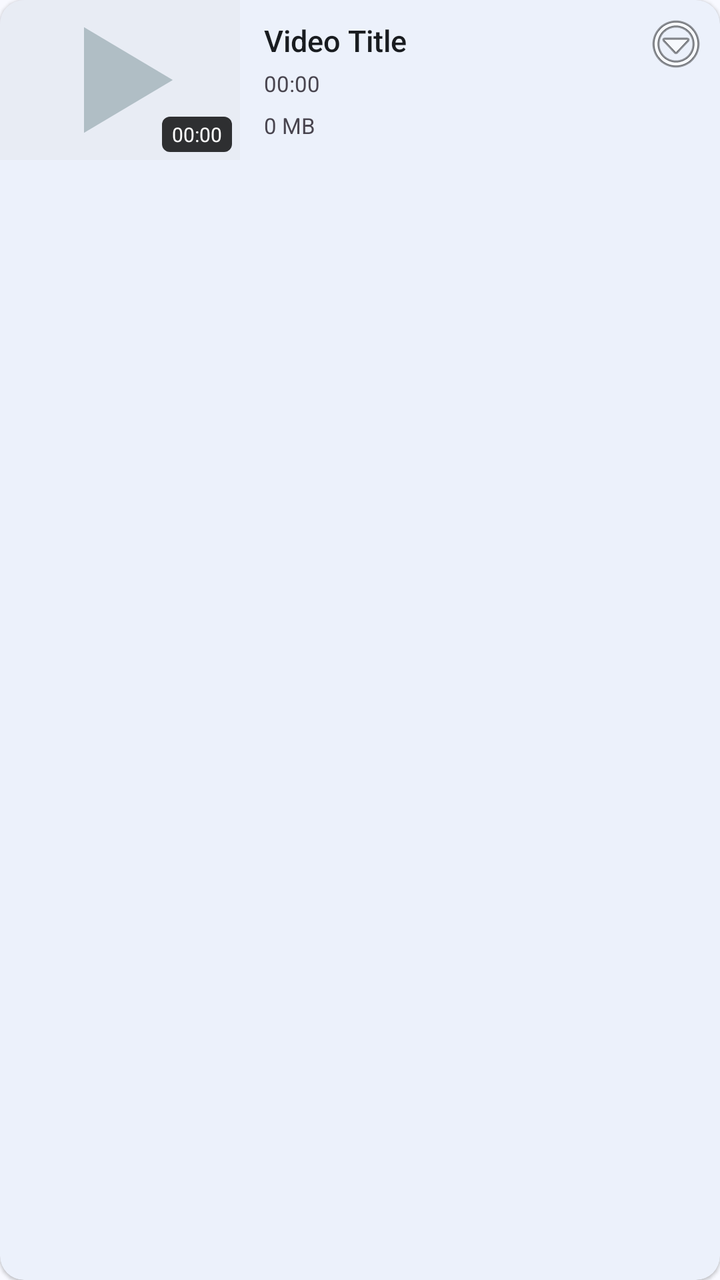
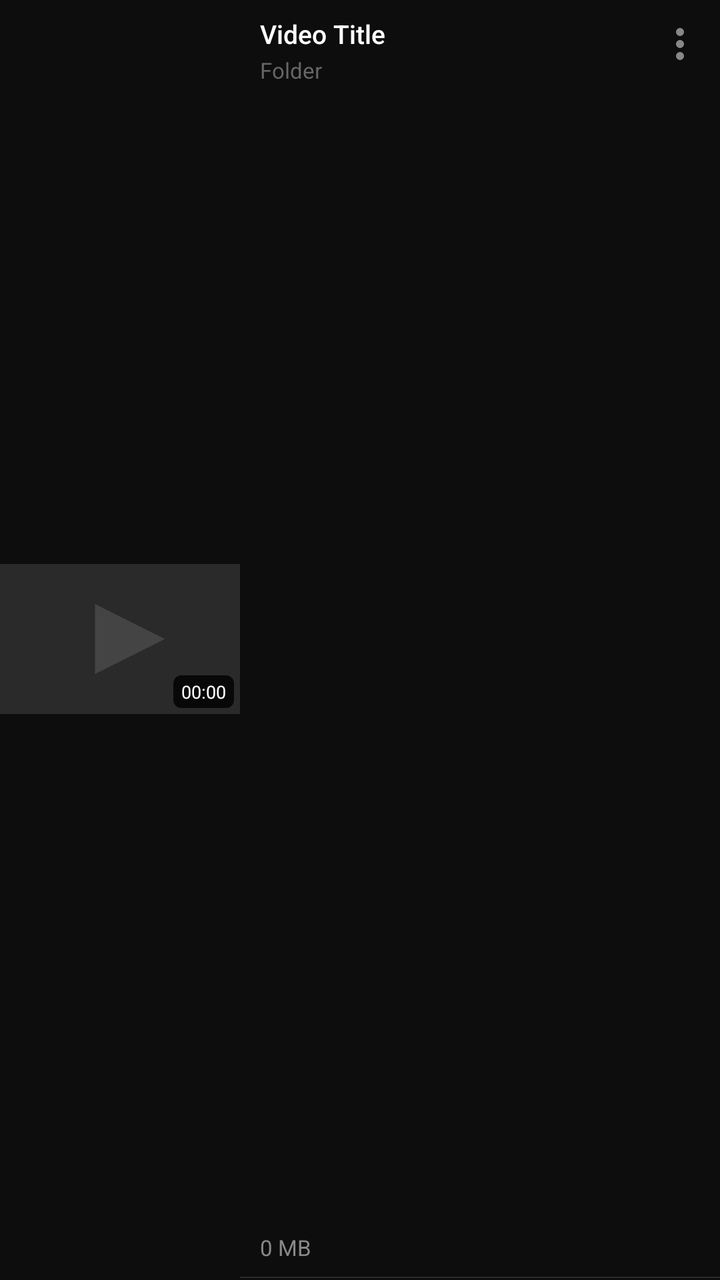

Screens rendered from an Android XML layout before and after an edit, with the pre-edit source and the edit as a unified diff.
<!-- AndroidManifest.xml: application theme Theme.VidViewer -->
<!-- res/layout/item_video_list.xml -->
<?xml version="1.0" encoding="utf-8"?>
<com.google.android.material.card.MaterialCardView
    xmlns:android="http://schemas.android.com/apk/res/android"
    xmlns:app="http://schemas.android.com/apk/res-auto"
    android:layout_width="match_parent"
    android:layout_height="wrap_content"
    android:layout_marginHorizontal="8dp"
    android:layout_marginVertical="4dp"
    app:cardCornerRadius="12dp"
    app:cardElevation="1dp"
    app:strokeWidth="0dp">

    <androidx.constraintlayout.widget.ConstraintLayout
        android:layout_width="match_parent"
        android:layout_height="wrap_content"
        android:minHeight="@dimen/thumbnail_height_list">

        
        <ImageView
            android:id="@+id/iv_thumbnail"
            android:layout_width="120dp"
            android:layout_height="@dimen/thumbnail_height_list"
            android:scaleType="centerCrop"
            android:src="@drawable/ic_video_placeholder"
            android:background="?attr/colorSurfaceVariant"
            app:layout_constraintStart_toStartOf="parent"
            app:layout_constraintTop_toTopOf="parent"
            app:layout_constraintBottom_toBottomOf="parent" />

        
        <TextView
            android:id="@+id/tv_duration"
            android:layout_width="wrap_content"
            android:layout_height="wrap_content"
            android:text="00:00"
            android:textSize="10sp"
            android:textColor="#FFFFFF"
            android:background="@drawable/bg_duration_badge"
            android:paddingHorizontal="5dp"
            android:paddingVertical="2dp"
            android:layout_marginEnd="4dp"
            android:layout_marginBottom="4dp"
            app:layout_constraintEnd_toEndOf="@id/iv_thumbnail"
            app:layout_constraintBottom_toBottomOf="@id/iv_thumbnail" />

        
        <TextView
            android:id="@+id/badge_hd"
            android:layout_width="wrap_content"
            android:layout_height="wrap_content"
            android:text="HD"
            android:textSize="9sp"
            android:textColor="#FFFFFF"
            android:fontFamily="sans-serif-bold"
            android:background="@drawable/bg_hd_badge"
            android:paddingHorizontal="4dp"
            android:paddingVertical="1dp"
            android:layout_marginStart="4dp"
            android:layout_marginTop="4dp"
            android:visibility="gone"
            app:layout_constraintStart_toStartOf="@id/iv_thumbnail"
            app:layout_constraintTop_toTopOf="@id/iv_thumbnail" />

        
        <TextView
            android:id="@+id/tv_title"
            android:layout_width="0dp"
            android:layout_height="wrap_content"
            android:text="Video Title"
            android:textSize="@dimen/text_title"
            android:textColor="?attr/colorOnSurface"
            android:fontFamily="sans-serif-medium"
            android:maxLines="2"
            android:ellipsize="end"
            android:layout_marginStart="12dp"
            android:layout_marginEnd="8dp"
            android:layout_marginTop="10dp"
            app:layout_constraintTop_toTopOf="parent"
            app:layout_constraintStart_toEndOf="@id/iv_thumbnail"
            app:layout_constraintEnd_toEndOf="parent" />

        
        <TextView
            android:id="@+id/tv_duration_text"
            android:layout_width="wrap_content"
            android:layout_height="wrap_content"
            android:text="00:00"
            android:textSize="@dimen/text_caption"
            android:textColor="?attr/colorOnSurfaceVariant"
            android:layout_marginStart="12dp"
            android:layout_marginTop="4dp"
            app:layout_constraintTop_toBottomOf="@id/tv_title"
            app:layout_constraintStart_toEndOf="@id/iv_thumbnail" />

        
        <TextView
            android:id="@+id/tv_size"
            android:layout_width="wrap_content"
            android:layout_height="wrap_content"
            android:text="0 MB"
            android:textSize="@dimen/text_caption"
            android:textColor="?attr/colorOnSurfaceVariant"
            android:layout_marginStart="12dp"
            android:layout_marginBottom="10dp"
            app:layout_constraintBottom_toBottomOf="parent"
            app:layout_constraintStart_toEndOf="@id/iv_thumbnail" />

        
        <ImageView
            android:id="@+id/iv_favorite"
            android:layout_width="18dp"
            android:layout_height="18dp"
            android:src="@android:drawable/btn_star_big_on"
            android:tint="@color/md_theme_primary"
            android:layout_marginEnd="12dp"
            android:layout_marginBottom="10dp"
            android:visibility="gone"
            app:layout_constraintEnd_toEndOf="parent"
            app:layout_constraintBottom_toBottomOf="parent" />

        
        <ImageButton
            android:layout_width="36dp"
            android:layout_height="36dp"
            android:src="@android:drawable/ic_menu_more"
            android:background="?attr/selectableItemBackgroundBorderless"
            android:layout_marginEnd="4dp"
            android:layout_marginTop="4dp"
            app:layout_constraintEnd_toEndOf="parent"
            app:layout_constraintTop_toTopOf="parent" />

    </androidx.constraintlayout.widget.ConstraintLayout>

</com.google.android.material.card.MaterialCardView>
<!-- resources referenced by this layout -->
<resources>
  <color name="md_theme_primary">#1565C0</color>
  <dimen name="text_caption">11sp</dimen>
  <dimen name="text_title">15sp</dimen>
  <dimen name="thumbnail_height_list">80dp</dimen>
  <!-- drawable bg_duration_badge (drawable) -->
  <?xml version="1.0" encoding="utf-8"?>
  <shape xmlns:android="http://schemas.android.com/apk/res/android"
      android:shape="rectangle">
      <solid android:color="#CC000000" />
      <corners android:radius="4dp" />
  </shape>
  <!-- drawable bg_hd_badge (drawable) -->
  <?xml version="1.0" encoding="utf-8"?>
  <shape xmlns:android="http://schemas.android.com/apk/res/android"
      android:shape="rectangle">
      <solid android:color="@color/hd_badge_bg" />
      <corners android:radius="3dp" />
  </shape>
  <!-- drawable ic_video_placeholder (drawable) -->
  <?xml version="1.0" encoding="utf-8"?>
  <vector xmlns:android="http://schemas.android.com/apk/res/android"
      android:width="100dp"
      android:height="100dp"
      android:viewportWidth="100"
      android:viewportHeight="100">
  
      
      <path
          android:fillColor="#E8ECF4"
          android:pathData="M0,0 L100,0 L100,100 L0,100 Z" />
  
      
      <path
          android:fillColor="#B0BEC5"
          android:pathData="M35,28 L35,72 L72,50 Z" />
  
  </vector>
  <style name="Theme.VidViewer" parent="Theme.Material3.Light.NoActionBar">
          <item name="colorPrimary">@color/md_theme_primary</item>
          <item name="colorOnPrimary">@color/md_theme_on_primary</item>
          <item name="colorPrimaryContainer">@color/md_theme_primary_container</item>
          <item name="colorOnPrimaryContainer">@color/md_theme_on_primary_container</item>
          <item name="colorSecondary">@color/md_theme_secondary</item>
          <item name="colorOnSecondary">@color/md_theme_on_secondary</item>
          <item name="colorTertiary">@color/md_theme_tertiary</item>
          <item name="colorSurface">@color/md_theme_surface</item>
          <item name="colorOnSurface">@color/md_theme_on_surface</item>
          <item name="android:colorBackground">@color/md_theme_background</item>
          <item name="colorError">@color/md_theme_error</item>
          <item name="android:statusBarColor">?attr/colorSurface</item>
          <item name="android:navigationBarColor">?attr/colorSurface</item>
          <item name="android:windowLightStatusBar">true</item>
      </style>
  <color name="hd_badge_bg">#CC1565C0</color>
  <color name="md_theme_on_primary">#FFFFFF</color>
  <color name="md_theme_primary_container">#D4E3FF</color>
  <color name="md_theme_on_primary_container">#001C3B</color>
  <color name="md_theme_secondary">#545F71</color>
  <color name="md_theme_on_secondary">#FFFFFF</color>
  <color name="md_theme_tertiary">#6E5676</color>
  <color name="md_theme_surface">#F8F9FF</color>
  <color name="md_theme_on_surface">#191C20</color>
  <color name="md_theme_background">#F8F9FF</color>
  <color name="md_theme_error">#B3261E</color>
</resources>

<!-- the commit's change to res/layout/item_video_list.xml (unified diff, before → after) -->
@@ -1,134 +1,159 @@
 <?xml version="1.0" encoding="utf-8"?>
-<com.google.android.material.card.MaterialCardView
+<androidx.constraintlayout.widget.ConstraintLayout
     xmlns:android="http://schemas.android.com/apk/res/android"
     xmlns:app="http://schemas.android.com/apk/res-auto"
     android:layout_width="match_parent"
     android:layout_height="wrap_content"
-    android:layout_marginHorizontal="8dp"
-    android:layout_marginVertical="4dp"
-    app:cardCornerRadius="12dp"
-    app:cardElevation="1dp"
-    app:strokeWidth="0dp">
+    android:background="@color/bg_dark"
+    android:paddingBottom="1dp">
 
-    <androidx.constraintlayout.widget.ConstraintLayout
-        android:layout_width="match_parent"
+    
+    <View
+        android:id="@+id/divider"
+        android:layout_width="0dp"
+        android:layout_height="0.5dp"
+        android:background="@color/divider"
+        app:layout_constraintBottom_toBottomOf="parent"
+        app:layout_constraintEnd_toEndOf="parent"
+        app:layout_constraintStart_toEndOf="@id/iv_thumbnail" />
+
+    
+    <ImageView
+        android:id="@+id/iv_thumbnail"
+        android:layout_width="120dp"
+        android:layout_height="75dp"
+        android:scaleType="centerCrop"
+        android:src="@drawable/ic_video_placeholder"
+        android:background="@color/bg_surface_variant"
+        app:layout_constraintStart_toStartOf="parent"
+        app:layout_constraintTop_toTopOf="parent"
+        app:layout_constraintBottom_toBottomOf="parent" />
+
+    
+    <TextView
+        android:id="@+id/tv_duration"
+        android:layout_width="wrap_content"
         android:layout_height="wrap_content"
-        android:minHeight="@dimen/thumbnail_height_list">
+        android:text="00:00"
+        android:textSize="9sp"
+        android:textColor="#FFFFFF"
+        android:background="@drawable/bg_duration_badge"
+        android:paddingHorizontal="4dp"
+        android:paddingVertical="2dp"
+        android:layout_marginEnd="3dp"
+        android:layout_marginBottom="3dp"
+        app:layout_constraintEnd_toEndOf="@id/iv_thumbnail"
+        app:layout_constraintBottom_toBottomOf="@id/iv_thumbnail" />
 
-        
-        <ImageView
-            android:id="@+id/iv_thumbnail"
-            android:layout_width="120dp"
-            android:layout_height="@dimen/thumbnail_height_list"
-            android:scaleType="centerCrop"
-            android:src="@drawable/ic_video_placeholder"
-            android:background="?attr/colorSurfaceVariant"
-            app:layout_constraintStart_toStartOf="parent"
-            app:layout_constraintTop_toTopOf="parent"
-            app:layout_constraintBottom_toBottomOf="parent" />
+    
+    <TextView
+        android:id="@+id/badge_hd"
+        android:layout_width="wrap_content"
+        android:layout_height="wrap_content"
+        android:text="HD"
+        android:textSize="8sp"
+        android:textColor="#FFFFFF"
+        android:fontFamily="sans-serif-bold"
+        android:background="@drawable/bg_hd_badge"
+        android:paddingHorizontal="4dp"
+        android:paddingVertical="1dp"
+        android:layout_marginStart="3dp"
+        android:layout_marginTop="3dp"
+        android:visibility="gone"
+        app:layout_constraintStart_toStartOf="@id/iv_thumbnail"
+        app:layout_constraintTop_toTopOf="@id/iv_thumbnail" />
 
-        
-        <TextView
-            android:id="@+id/tv_duration"
-            android:layout_width="wrap_content"
-            android:layout_height="wrap_content"
-            android:text="00:00"
-            android:textSize="10sp"
-            android:textColor="#FFFFFF"
-            android:background="@drawable/bg_duration_badge"
-            android:paddingHorizontal="5dp"
-            android:paddingVertical="2dp"
-            android:layout_marginEnd="4dp"
-            android:layout_marginBottom="4dp"
-            app:layout_constraintEnd_toEndOf="@id/iv_thumbnail"
-            app:layout_constraintBottom_toBottomOf="@id/iv_thumbnail" />
+    
+    <TextView
+        android:id="@+id/tv_title"
+        android:layout_width="0dp"
+        android:layout_height="wrap_content"
+        android:text="Video Title"
+        android:textSize="13sp"
+        android:textColor="@color/text_primary"
+        android:fontFamily="sans-serif-medium"
+        android:maxLines="2"
+        android:ellipsize="end"
+        android:layout_marginStart="10dp"
+        android:layout_marginEnd="4dp"
+        android:layout_marginTop="8dp"
+        app:layout_constraintTop_toTopOf="parent"
+        app:layout_constraintStart_toEndOf="@id/iv_thumbnail"
+        app:layout_constraintEnd_toStartOf="@id/btn_more" />
 
-        
-        <TextView
-            android:id="@+id/badge_hd"
-            android:layout_width="wrap_content"
-            android:layout_height="wrap_content"
-            android:text="HD"
-            android:textSize="9sp"
-            android:textColor="#FFFFFF"
-            android:fontFamily="sans-serif-bold"
-            android:background="@drawable/bg_hd_badge"
-            android:paddingHorizontal="4dp"
-            android:paddingVertical="1dp"
-            android:layout_marginStart="4dp"
-            android:layout_marginTop="4dp"
-            android:visibility="gone"
-            app:layout_constraintStart_toStartOf="@id/iv_thumbnail"
-            app:layout_constraintTop_toTopOf="@id/iv_thumbnail" />
+    
+    <TextView
+        android:id="@+id/tv_folder"
+        android:layout_width="0dp"
+        android:layout_height="wrap_content"
+        android:text="Folder"
+        android:textSize="11sp"
+        android:textColor="@color/text_tertiary"
+        android:maxLines="1"
+        android:ellipsize="end"
+        android:layout_marginStart="10dp"
+        android:layout_marginTop="2dp"
+        android:layout_marginEnd="4dp"
+        app:layout_constraintTop_toBottomOf="@id/tv_title"
+        app:layout_constraintStart_toEndOf="@id/iv_thumbnail"
+        app:layout_constraintEnd_toStartOf="@id/btn_more" />
 
-        
-        <TextView
-            android:id="@+id/tv_title"
-            android:layout_width="0dp"
-            android:layout_height="wrap_content"
-            android:text="Video Title"
-            android:textSize="@dimen/text_title"
-            android:textColor="?attr/colorOnSurface"
-            android:fontFamily="sans-serif-medium"
-            android:maxLines="2"
-            android:ellipsize="end"
-            android:layout_marginStart="12dp"
-            android:layout_marginEnd="8dp"
-            android:layout_marginTop="10dp"
-            app:layout_constraintTop_toTopOf="parent"
-            app:layout_constraintStart_toEndOf="@id/iv_thumbnail"
-            app:layout_constraintEnd_toEndOf="parent" />
+    
+    <TextView
+        android:id="@+id/tv_size"
+        android:layout_width="wrap_content"
+        android:layout_height="wrap_content"
+        android:text="0 MB"
+        android:textSize="11sp"
+        android:textColor="@color/text_secondary"
+        android:layout_marginStart="10dp"
+        android:layout_marginBottom="8dp"
+        app:layout_constraintBottom_toBottomOf="parent"
+        app:layout_constraintStart_toEndOf="@id/iv_thumbnail" />
 
-        
-        <TextView
-            android:id="@+id/tv_duration_text"
-            android:layout_width="wrap_content"
-            android:layout_height="wrap_content"
-            android:text="00:00"
-            android:textSize="@dimen/text_caption"
-            android:textColor="?attr/colorOnSurfaceVariant"
-            android:layout_marginStart="12dp"
-            android:layout_marginTop="4dp"
-            app:layout_constraintTop_toBottomOf="@id/tv_title"
-            app:layout_constraintStart_toEndOf="@id/iv_thumbnail" />
+    
+    <TextView
+        android:id="@+id/tv_format"
+        android:layout_width="wrap_content"
+        android:layout_height="wrap_content"
+        android:text="MP4"
+        android:textSize="9sp"
+        android:textColor="#CCFFFFFF"
+        android:fontFamily="sans-serif-bold"
+        android:background="@drawable/bg_format_badge"
+        android:paddingHorizontal="5dp"
+        android:paddingVertical="2dp"
+        android:layout_marginStart="6dp"
+        android:layout_marginBottom="8dp"
+        android:visibility="gone"
+        app:layout_constraintBottom_toBottomOf="parent"
+        app:layout_constraintStart_toEndOf="@id/tv_size" />
 
-        
-        <TextView
-            android:id="@+id/tv_size"
-            android:layout_width="wrap_content"
-            android:layout_height="wrap_content"
-            android:text="0 MB"
-            android:textSize="@dimen/text_caption"
-            android:textColor="?attr/colorOnSurfaceVariant"
-            android:layout_marginStart="12dp"
-            android:layout_marginBottom="10dp"
-            app:layout_constraintBottom_toBottomOf="parent"
-            app:layout_constraintStart_toEndOf="@id/iv_thumbnail" />
+    
+    <ImageView
+        android:id="@+id/iv_favorite"
+        android:layout_width="14dp"
+        android:layout_height="14dp"
+        android:src="@android:drawable/btn_star_big_on"
+        android:tint="@color/accent_primary"
+        android:layout_marginStart="10dp"
+        android:layout_marginTop="4dp"
+        android:visibility="gone"
+        app:layout_constraintTop_toTopOf="parent"
+        app:layout_constraintStart_toEndOf="@id/iv_thumbnail" />
 
-        
-        <ImageView
-            android:id="@+id/iv_favorite"
-            android:layout_width="18dp"
-            android:layout_height="18dp"
-            android:src="@android:drawable/btn_star_big_on"
-            android:tint="@color/md_theme_primary"
-            android:layout_marginEnd="12dp"
-            android:layout_marginBottom="10dp"
-            android:visibility="gone"
-            app:layout_constraintEnd_toEndOf="parent"
-            app:layout_constraintBottom_toBottomOf="parent" />
+    
+    <ImageButton
+        android:id="@+id/btn_more"
+        android:layout_width="36dp"
+        android:layout_height="36dp"
+        android:src="@drawable/ic_more_vert"
+        android:background="?attr/selectableItemBackgroundBorderless"
+        android:tint="@color/text_secondary"
+        android:layout_marginEnd="2dp"
+        android:layout_marginTop="4dp"
+        android:contentDescription="More options"
+        app:layout_constraintEnd_toEndOf="parent"
+        app:layout_constraintTop_toTopOf="parent" />
 
-        
-        <ImageButton
-            android:layout_width="36dp"
-            android:layout_height="36dp"
-            android:src="@android:drawable/ic_menu_more"
-            android:background="?attr/selectableItemBackgroundBorderless"
-            android:layout_marginEnd="4dp"
-            android:layout_marginTop="4dp"
-            app:layout_constraintEnd_toEndOf="parent"
-            app:layout_constraintTop_toTopOf="parent" />
-
-    </androidx.constraintlayout.widget.ConstraintLayout>
-
-</com.google.android.material.card.MaterialCardView>
+</androidx.constraintlayout.widget.ConstraintLayout>
<!-- resource entries referenced after the edit -->
@@ -1,15 +1,25 @@
 <!-- resources referenced by this layout -->
 <resources>
-  <color name="md_theme_primary">#1565C0</color>
-  <dimen name="text_caption">11sp</dimen>
-  <dimen name="text_title">15sp</dimen>
-  <dimen name="thumbnail_height_list">80dp</dimen>
+  <color name="accent_primary">#7C4DFF</color>
+  <color name="bg_dark">#0D0D0D</color>
+  <color name="bg_surface_variant">#2A2A2A</color>
+  <color name="divider">#2A2A2A</color>
+  <color name="text_primary">#FFFFFF</color>
+  <color name="text_secondary">#888888</color>
+  <color name="text_tertiary">#666666</color>
   <!-- drawable bg_duration_badge (drawable) -->
   <?xml version="1.0" encoding="utf-8"?>
   <shape xmlns:android="http://schemas.android.com/apk/res/android"
       android:shape="rectangle">
       <solid android:color="#CC000000" />
       <corners android:radius="4dp" />
+  </shape>
+  <!-- drawable bg_format_badge (drawable) -->
+  <?xml version="1.0" encoding="utf-8"?>
+  <shape xmlns:android="http://schemas.android.com/apk/res/android"
+      android:shape="rectangle">
+      <solid android:color="#99444444" />
+      <corners android:radius="3dp" />
   </shape>
   <!-- drawable bg_hd_badge (drawable) -->
   <?xml version="1.0" encoding="utf-8"?>
@@ -18,51 +28,47 @@
       <solid android:color="@color/hd_badge_bg" />
       <corners android:radius="3dp" />
   </shape>
+  <!-- drawable ic_more_vert (drawable) -->
+  <vector xmlns:android="http://schemas.android.com/apk/res/android" android:width="24dp" android:height="24dp" android:viewportWidth="24" android:viewportHeight="24"><path android:fillColor="#FFFFFF" android:pathData="M12,8c1.1,0 2,-.9 2,-2s-.9,-2 -2,-2 -2,.9 -2,2 .9,2 2,2zm0,2c-1.1,0 -2,.9 -2,2s.9,2 2,2 2,-.9 2,-2 -.9,-2 -2,-2zm0,6c-1.1,0 -2,.9 -2,2s.9,2 2,2 2,-.9 2,-2 -.9,-2 -2,-2z"/></vector>
   <!-- drawable ic_video_placeholder (drawable) -->
-  <?xml version="1.0" encoding="utf-8"?>
   <vector xmlns:android="http://schemas.android.com/apk/res/android"
-      android:width="100dp"
-      android:height="100dp"
-      android:viewportWidth="100"
-      android:viewportHeight="100">
-  
-      
-      <path
-          android:fillColor="#E8ECF4"
-          android:pathData="M0,0 L100,0 L100,100 L0,100 Z" />
-  
-      
-      <path
-          android:fillColor="#B0BEC5"
-          android:pathData="M35,28 L35,72 L72,50 Z" />
-  
+      android:width="96dp"
+      android:height="68dp"
+      android:viewportWidth="96"
+      android:viewportHeight="68">
+    <path android:fillColor="#2A2A2A"
+        android:pathData="M0,0 L96,0 L96,68 L0,68 Z"/>
+    <path android:fillColor="#444444"
+        android:pathData="M38,20v28l28,-14z"/>
   </vector>
-  <style name="Theme.VidViewer" parent="Theme.Material3.Light.NoActionBar">
-          <item name="colorPrimary">@color/md_theme_primary</item>
-          <item name="colorOnPrimary">@color/md_theme_on_primary</item>
-          <item name="colorPrimaryContainer">@color/md_theme_primary_container</item>
-          <item name="colorOnPrimaryContainer">@color/md_theme_on_primary_container</item>
-          <item name="colorSecondary">@color/md_theme_secondary</item>
-          <item name="colorOnSecondary">@color/md_theme_on_secondary</item>
-          <item name="colorTertiary">@color/md_theme_tertiary</item>
-          <item name="colorSurface">@color/md_theme_surface</item>
-          <item name="colorOnSurface">@color/md_theme_on_surface</item>
-          <item name="android:colorBackground">@color/md_theme_background</item>
-          <item name="colorError">@color/md_theme_error</item>
-          <item name="android:statusBarColor">?attr/colorSurface</item>
-          <item name="android:navigationBarColor">?attr/colorSurface</item>
-          <item name="android:windowLightStatusBar">true</item>
+  <style name="Theme.VidViewer" parent="Theme.MaterialComponents.DayNight.NoActionBar">
+          <item name="colorPrimary">@color/accent</item>
+          <item name="colorPrimaryVariant">@color/accent_dark</item>
+          <item name="colorOnPrimary">@color/white</item>
+          <item name="colorSecondary">@color/accent</item>
+          <item name="colorOnSecondary">@color/white</item>
+          <item name="android:colorBackground">@color/bg_dark</item>
+          <item name="colorSurface">@color/bg_surface</item>
+          <item name="colorOnSurface">@color/white</item>
+          <item name="colorError">@color/error</item>
+          <item name="android:windowBackground">@color/bg_dark</item>
+          <item name="android:statusBarColor">@color/bg_dark</item>
+          <item name="android:navigationBarColor">@color/bg_nav</item>
+          <item name="android:textColorPrimary">@color/text_primary</item>
+          <item name="android:textColorSecondary">@color/text_secondary</item>
+          <item name="materialAlertDialogTheme">@style/AlertDialogTheme</item>
       </style>
-  <color name="hd_badge_bg">#CC1565C0</color>
-  <color name="md_theme_on_primary">#FFFFFF</color>
-  <color name="md_theme_primary_container">#D4E3FF</color>
-  <color name="md_theme_on_primary_container">#001C3B</color>
-  <color name="md_theme_secondary">#545F71</color>
-  <color name="md_theme_on_secondary">#FFFFFF</color>
-  <color name="md_theme_tertiary">#6E5676</color>
-  <color name="md_theme_surface">#F8F9FF</color>
-  <color name="md_theme_on_surface">#191C20</color>
-  <color name="md_theme_background">#F8F9FF</color>
-  <color name="md_theme_error">#B3261E</color>
+  <color name="hd_badge_bg">#00BCD4</color>
+  <color name="accent">#7C4DFF</color>
+  <color name="accent_dark">#5C35CC</color>
+  <color name="white">#FFFFFF</color>
+  <color name="bg_surface">#1A1A1A</color>
+  <color name="error">#FF5252</color>
+  <color name="bg_nav">#141414</color>
+  <style name="AlertDialogTheme" parent="Theme.MaterialComponents.Dialog.Alert">
+          <item name="colorPrimary">@color/accent</item>
+          <item name="android:colorBackground">@color/bg_surface</item>
+          <item name="colorOnSurface">@color/text_primary</item>
+      </style>
 </resources>
 
